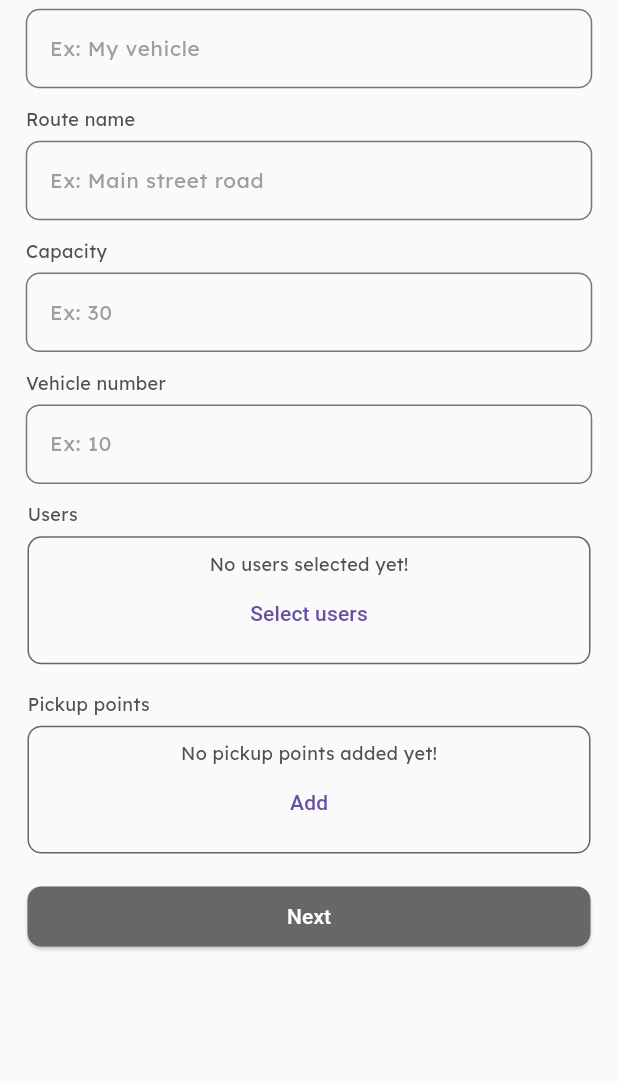
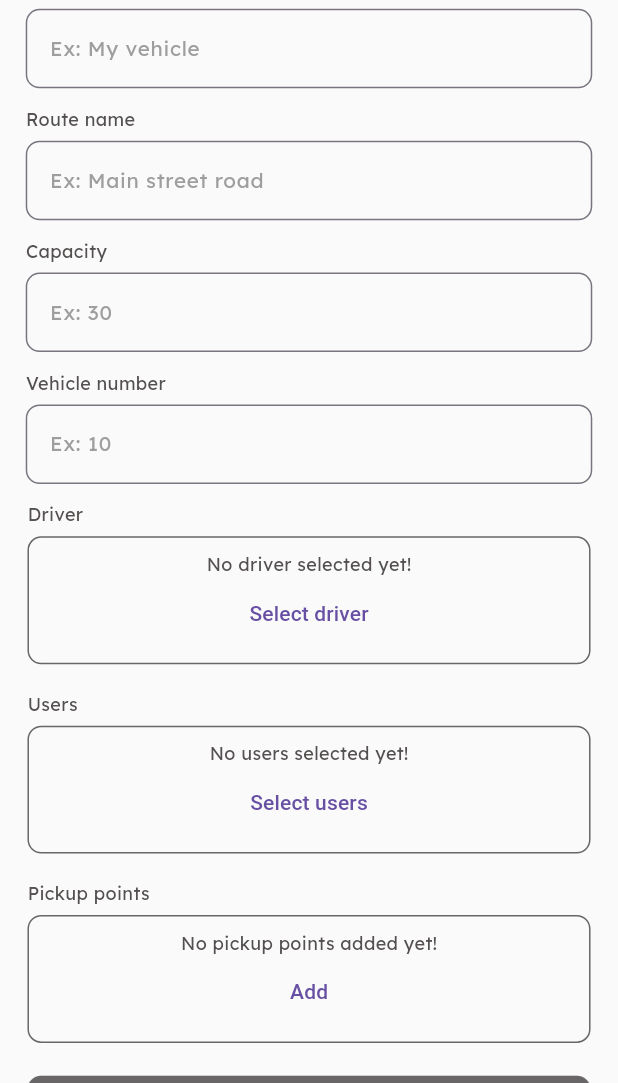
Before and after one commit to hayanbeigh0/vtrack_v1, a Flutter app: the CreateVehiclePage screen opened by its route, on a phone screen of 412 x 824 dp, the part 153-1236 px from its top. Run offline on Flutter 3.47's test engine with Material 3 defaults, Android fonts, the phone set to English and light mode, and no system bars; our stand-ins replace another_flushbar, auto_route, dartz, dio, flutter_bloc, flutter_screenutil and 8 more; missing offline and left inert: google_maps_place_picker_mb; accounts and stored records are empty; statements that could not run were skipped.

Commit message:
remove: unnecessary Cubits for managing the vehicle selected users and driver

```diff
--- a/lib/application/vehicle/add_vehicle_users/add_vehicle_users_cubit.dart
+++ /dev/null
@@ -1,68 +0,0 @@
-import 'package:dartz/dartz.dart';
-import 'package:flutter_bloc/flutter_bloc.dart';
-import 'package:freezed_annotation/freezed_annotation.dart';
-import 'package:injectable/injectable.dart';
-import 'package:vtrack_v1/domain/vehicle/i_vehicle.dart';
-import 'package:vtrack_v1/domain/vehicle/vehicle_failure.dart';
-
-part 'add_vehicle_users_state.dart';
-part 'add_vehicle_users_cubit.freezed.dart';
-
-@injectable
-class AddVehicleUsersCubit extends Cubit<AddVehicleUsersState> {
-  final IVehicleRepository _iVehicleRepository;
-  AddVehicleUsersCubit(this._iVehicleRepository)
-      : super(const AddVehicleUsersState.initial());
-
-  getLocalVehicleUsersList() {
-    // For the local list which will be then send to the server using the following function "addVehicleUsers".
-    emit(const AddVehicleUsersState.loading());
-    emit(AddVehicleUsersState.done(
-      selectedUsersForVehicle: _iVehicleRepository.getSelectedVehicleUserIds(),
-    ));
-  }
-
-  addVehicleUsersToLocalList(String selectedUserId) {
-    // For the local list which will be then send to the server using the following function "addVehicleUsers".
-    emit(const AddVehicleUsersState.loading());
-    _iVehicleRepository.addVehicleUsersToLocalList(userId: selectedUserId);
-    emit(AddVehicleUsersState.done(
-      selectedUsersForVehicle: _iVehicleRepository.getSelectedVehicleUserIds(),
-    ));
-  }
-
-  removeVehicleUsersFromLocalList({
-    required String userId,
-  }) async {
-    emit(const AddVehicleUsersState.loading());
-    _iVehicleRepository.removeVehicleUsersFromLocalList(userId: userId);
-    emit(AddVehicleUsersState.done(
-      selectedUsersForVehicle: _iVehicleRepository.getSelectedVehicleUserIds(),
-    ));
-  }
-
-  clearLocalVehicleUsersList(){
-    emit(const AddVehicleUsersState.loading());
-    _iVehicleRepository.setSelectedVehicleUserIds([]);
-    emit(AddVehicleUsersState.done(
-      selectedUsersForVehicle: _iVehicleRepository.getSelectedVehicleUserIds(),
-    ));
-  }
-
-  addVehicleUsers({
-    required String vehicleId,
-  }) async {
-    final Either<VehicleFailure, Unit> successOrFailure =
-        await _iVehicleRepository.addVehicleUsers(
-      vehicleId: vehicleId,
-      userIds: _iVehicleRepository.getSelectedVehicleUserIds(),
-    );
-    successOrFailure.fold(
-      (l) => emit(const AddVehicleUsersState.failed()),
-      (r) => emit(AddVehicleUsersState.done(
-        selectedUsersForVehicle:
-            _iVehicleRepository.getSelectedVehicleUserIds(),
-      )),
-    );
-  }
-}
--- a/lib/application/vehicle/add_vehicle_users/add_vehicle_users_state.dart
+++ /dev/null
@@ -1,9 +0,0 @@
-part of 'add_vehicle_users_cubit.dart';
-
-@freezed
-class AddVehicleUsersState with _$AddVehicleUsersState {
-  const factory AddVehicleUsersState.initial() = _Initial;
-  const factory AddVehicleUsersState.loading() = _Loading;
-  const factory AddVehicleUsersState.done({required List<String> selectedUsersForVehicle,}) = _Done;
-  const factory AddVehicleUsersState.failed() = _Failed;
-}
--- a/lib/application/vehicle/vehicle_form_bloc/vehicle_form_event.dart
+++ b/lib/application/vehicle/vehicle_form_bloc/vehicle_form_event.dart
@@ -12,13 +12,14 @@ class VehicleFormEvent with _$VehicleFormEvent {
       _VehicleNumberChanged;
   const factory VehicleFormEvent.vehicleCapacityChanged(int vehicleCapacity) =
       _VehicleCapacityChanged;
-  const factory VehicleFormEvent.vehicleUsersChanged(List<User> users) =
+  const factory VehicleFormEvent.vehicleUsersChanged(User user) =
       _VehicleUsersChanged;
   const factory VehicleFormEvent.vehiclePickupLocationsChanged(
           List<VehiclePickupLocation> pickupLocations) =
       _VehiclePickupLocationsChanged;
   const factory VehicleFormEvent.submitVehicle() = _SubmitVehicle;
   const factory VehicleFormEvent.next() = _Next;
+  const factory VehicleFormEvent.rebuild() = _Rebuild;
   const factory VehicleFormEvent.removePickupLocation({
     required VehiclePickupLocation vehiclePickupLocation,
   }) = _RemovePickupLocation;
--- a/lib/domain/vehicle/i_vehicle.dart
+++ b/lib/domain/vehicle/i_vehicle.dart
@@ -1,15 +1,22 @@
 import 'package:dartz/dartz.dart';
+import 'package:vtrack_v1/domain/user/user.dart';
 
 import 'package:vtrack_v1/domain/vehicle/vehicle.dart';
 import 'package:vtrack_v1/domain/vehicle/vehicle_failure.dart';
 
 abstract class IVehicleRepository {
-  List<String> getSelectedVehicleUserIds();
-  void setSelectedVehicleUserIds(List<String> userIds);
+  List<User> getSelectedVehicleUsers();
+  void setSelectedVehicleUserIds(List<User> users);
 
-  void addVehicleUsersToLocalList({required String userId});
+  void addVehicleUsersToLocalList({required User user});
 
-  void removeVehicleUsersFromLocalList({required String userId});
+  void removeVehicleUsersFromLocalList({required User user});
+
+  SelectedVehicleDriver? getSelectedVehicleDriver();
+
+  void setSelectedVehicleDriver(SelectedVehicleDriver selectedVehicleDriver);
+
+  void removeSelectedVehicleDriver();
 
   Future<Either<VehicleFailure, Vehicle>> createVehicle({
     required Vehicle vehicle,
--- a/lib/presentation/organisation/organisation_detail_page.dart
+++ b/lib/presentation/organisation/organisation_detail_page.dart
@@ -85,6 +85,8 @@ class _OrganisationDetailPageState extends State<OrganisationDetailPage> {
                     // );
                   },
                   validator: (_) {
+                    return null;
+
                     // return BlocProvider.of<OrganisationFormBloc>(context)
                     //     .state
                     //     .organisation
@@ -114,6 +116,7 @@ class _OrganisationDetailPageState extends State<OrganisationDetailPage> {
                     if (value!.length < 4) {
                       return 'Address should be longer than 4 characters!';
                     }
+                    return null;
                   },
                 ),
                 SizedBox(height: 10.h),
@@ -128,6 +131,8 @@ class _OrganisationDetailPageState extends State<OrganisationDetailPage> {
                     // );
                   },
                   validator: (_) {
+                    return null;
+
                     // return BlocProvider.of<OrganisationFormBloc>(context)
                     //     .state
                     //     .organisation
--- a/lib/presentation/organisation/widgets/organisation_form.dart
+++ b/lib/presentation/organisation/widgets/organisation_form.dart
@@ -74,6 +74,7 @@ class OrganisationForm extends StatelessWidget {
                       if (value!.length < 4) {
                         return 'Address should be longer than 4 characters!';
                       }
+                      return null;
                     },
                   ),
                   SizedBox(height: 10.h),
--- a/lib/presentation/sign_up/widgets/sign_in_form.dart
+++ b/lib/presentation/sign_up/widgets/sign_in_form.dart
@@ -18,10 +18,10 @@ class _SignInFormState extends State<SignInForm> {
     WidgetsBinding.instance.addPostFrameCallback(
       (timeStamp) {
         BlocProvider.of<SignInFormBloc>(context).add(
-          SignInFormEvent.emailChanged('hayanbeigh50@gmail.com'),
+          const SignInFormEvent.emailChanged('hayanbeigh50@gmail.com'),
         );
         BlocProvider.of<SignInFormBloc>(context).add(
-          SignInFormEvent.passwordChanged('hayan123'),
+          const SignInFormEvent.passwordChanged('hayan123'),
         );
       },
     );
--- a/lib/presentation/vehicles/create_vehicle.dart
+++ b/lib/presentation/vehicles/create_vehicle.dart
@@ -1,8 +1,5 @@
 import 'package:auto_route/auto_route.dart';
 import 'package:flutter/material.dart';
-import 'package:flutter_bloc/flutter_bloc.dart';
-import 'package:vtrack_v1/application/vehicle/add_vehicle_users/add_vehicle_users_cubit.dart';
-import 'package:vtrack_v1/injection.dart';
 import 'package:vtrack_v1/presentation/core/widgets.dart';
 import 'package:vtrack_v1/presentation/vehicles/widgets/create_vehicle_form.dart';
 
@@ -12,12 +9,9 @@ class CreateVehiclePage extends StatelessWidget {
 
   @override
   Widget build(BuildContext context) {
-    return BlocProvider<AddVehicleUsersCubit>(
-        create: (context) => getIt<AddVehicleUsersCubit>(),
-      child: Scaffold(
-        appBar: defaultAppBar(context: context, title: 'Vehicle'),
-        body: CreateVehicleForm(),
-      ),
+    return Scaffold(
+      appBar: defaultAppBar(context: context, title: 'Vehicle'),
+      body: const CreateVehicleForm(),
     );
   }
 }
--- a/lib/presentation/vehicles/widgets/create_vehicle_form.dart
+++ b/lib/presentation/vehicles/widgets/create_vehicle_form.dart
@@ -8,7 +8,6 @@ import 'package:flutter_bloc/flutter_bloc.dart';
 import 'package:flutter_screenutil/flutter_screenutil.dart';
 import 'package:google_maps_flutter/google_maps_flutter.dart';
 import 'package:google_maps_place_picker_mb/google_maps_place_picker.dart';
-import 'package:vtrack_v1/application/vehicle/add_vehicle_users/add_vehicle_users_cubit.dart';
 import 'package:vtrack_v1/application/vehicle/vehicle_cubit/vehicle_cubit.dart';
 import 'package:vtrack_v1/application/vehicle/vehicle_form_bloc/vehicle_form_bloc.dart';
 import 'package:vtrack_v1/domain/vehicle/vehicle.dart';
@@ -40,7 +39,6 @@ class _CreateVehicleFormState extends State<CreateVehicleForm> {
 
   @override
   void initState() {
-    BlocProvider.of<AddVehicleUsersCubit>(context).clearLocalVehicleUsersList();
     super.initState();
   }
 
@@ -55,15 +53,12 @@ class _CreateVehicleFormState extends State<CreateVehicleForm> {
         BlocProvider<VehicleCubit>(
           create: (context) => getIt<VehicleCubit>(),
         ),
-        BlocProvider<AddVehicleUsersCubit>(
-          create: (context) =>
-              getIt<AddVehicleUsersCubit>()..getLocalVehicleUsersList(),
-        ),
       ],
       child: BlocConsumer<VehicleFormBloc, VehicleFormState>(
         listener: (context, state) {
           if (state.isSaved) {
             log('Vehicle saved');
+          } else if (state.next && !state.isSaving) {
             context.router.replaceNamed('/create-vehicle');
           } else {
             log('Vehicle not saved!');
@@ -154,7 +149,7 @@ class _CreateVehicleFormState extends State<CreateVehicleForm> {
                     SizedBox(height: 10.h),
                     Padding(
                       padding: EdgeInsets.symmetric(horizontal: 8.0.sp),
-                      child: const Text('Users'),
+                      child: const Text('Driver'),
                     ),
                     SizedBox(height: 5.h),
                     // BlocBuilder<VehicleCubit, VehicleState>(
@@ -178,54 +173,80 @@ class _CreateVehicleFormState extends State<CreateVehicleForm> {
                       ),
                       margin: EdgeInsets.symmetric(horizontal: 8.sp),
                       padding: EdgeInsets.all(8.sp),
+                      child: Center(
+                        child: Column(
+                          children: [
+                            if (!state.vehicle.driver.isValid())
+                              const Text('No driver selected yet!'),
+                            if (state.vehicle.driver.isValid())
+                              Text(
+                                '${state.vehicle.driver.getOrCrash()} selected as Driver',
+                              ),
+                            TextButton(
+                              onPressed: () async {
+                                if (!state.vehicle.driver.isValid()) {
+                                  showAddDriverSheet(context).then(
+                                    (value) {},
+                                  );
+                                } else {}
+                              },
+                              child: Text(
+                                state.vehicle.driver.isValid()
+                                    ? 'Remove'
+                                    : 'Select driver',
+                              ),
+                            ),
+                          ],
+                        ),
+                      ),
+                    ),
+                    SizedBox(height: 15.h),
+                    Padding(
+                      padding: EdgeInsets.symmetric(horizontal: 8.0.sp),
+                      child: const Text('Users'),
+                    ),
+                    SizedBox(height: 5.h),
+                    if (!state.isSaving)
+                      Container(
+                        width: double.infinity,
+                        decoration: BoxDecoration(
+                          borderRadius: BorderRadius.circular(8.sp),
+                          border: Border.all(
+                            color: Theme.of(context).primaryColor,
+                          ),
+                        ),
+                        margin: EdgeInsets.symmetric(horizontal: 8.sp),
+                        padding: EdgeInsets.all(8.sp),
                         child: Visibility(
                           visible: state.vehicle.users.isNotEmpty,
                           replacement: Center(
-                          child: BlocBuilder<AddVehicleUsersCubit,
-                              AddVehicleUsersState>(
-                            builder: (context, state) {
-                              return state.maybeMap(
-                                orElse: () => const SizedBox(),
-                                done: (value) {
-                                  return Column(
+                            child: Column(
                               children: [
-                                      if (value.selectedUsersForVehicle.isEmpty)
+                                if (state.vehicle.users.isEmpty)
                                   const Text('No users selected yet!'),
-                                      if (value
-                                          .selectedUsersForVehicle.isNotEmpty)
+                                if (state.vehicle.users.isNotEmpty)
                                   Text(
-                                          '${value.selectedUsersForVehicle.length} user${value.selectedUsersForVehicle.length > 1 ? 's' : ''} selected',
+                                    '${state.vehicle.users.length} user${state.vehicle.users.length > 1 ? 's' : ''} selected',
                                   ),
                                 TextButton(
                                   onPressed: () async {
-                                          showAddUsersSheet(context).then(
-                                            (value) {
-                                              BlocProvider.of<
-                                                          AddVehicleUsersCubit>(
-                                                      context)
-                                                  .getLocalVehicleUsersList();
-                                            },
-                                          );
+                                    await showAddUsersSheet(context);
+                                    setState(() {});
                                   },
                                   child: Text(
-                                          value.selectedUsersForVehicle
-                                                  .isNotEmpty
+                                    state.vehicle.users.isNotEmpty
                                         ? 'Select more users'
                                         : 'Select users',
                                   ),
                                 ),
                               ],
-                                  );
-                                },
-                              );
-                            },
                             ),
                           ),
                           child: Column(
                             children: [
                               ListView.builder(
                                 shrinkWrap: true,
-                              itemCount: state.vehicle.pickupLocations.length,
+                                itemCount: state.vehicle.users.length,
                                 itemBuilder: (context, index) {
                                   return Row(
                                     children: [
@@ -238,12 +259,10 @@ class _CreateVehicleFormState extends State<CreateVehicleForm> {
                                       IconButton(
                                         onPressed: () {
                                           BlocProvider.of<VehicleFormBloc>(
-                                          context,
-                                        ).add(
-                                          VehicleFormEvent.vehicleUsersChanged(
-                                            state.vehicle.users,
-                                          ),
-                                        );
+                                                  context)
+                                              .add(VehicleFormEvent.removeUsers(
+                                            user: state.vehicle.users[index],
+                                          ));
                                         },
                                         icon: const Icon(Icons.close),
                                       ),
@@ -254,6 +273,7 @@ class _CreateVehicleFormState extends State<CreateVehicleForm> {
                               TextButton(
                                 onPressed: () async {
                                   await showAddUsersSheet(context);
+                                  setState(() {});
                                 },
                                 child: const Text('Add more'),
                               ),
@@ -380,6 +400,23 @@ class _CreateVehicleFormState extends State<CreateVehicleForm> {
     } catch (e) {
       log(e.toString());
     }
+  }
+
+  Future<void> showAddDriverSheet(BuildContext context) async {
+    return await showModalBottomSheet(
+      isScrollControlled: true,
+      context: context,
+      builder: (ctx) {
+        return Center(
+          child: BlocProvider.value(
+            value: BlocProvider.of<VehicleFormBloc>(context),
+            child: const AddUsers(
+              role: 'driver',
+            ),
+          ),
+        );
+      },
+    );
   }
 
   Future<void> showAddUsersSheet(BuildContext context) async {
```
Also changed, not shown: lib/application/vehicle/vehicle_form_bloc/vehicle_form_bloc.dart (+14 -6 lines), lib/domain/vehicle/vehicle.dart (+8 -0 lines), lib/infrastructure/vehicle/vehicle_repository.dart (+28 -10 lines), lib/presentation/vehicles/widgets/add_users.dart (+47 -27 lines), lib/application/vehicle/add_vehicle_users/add_vehicle_users_cubit.freezed.dart (deleted), lib/application/vehicle/vehicle_form_bloc/vehicle_form_bloc.freezed.dart, lib/domain/vehicle/vehicle.freezed.dart, lib/injection.config.dart, 2 other files. Lines whose indentation alone changed are shown as unchanged.
